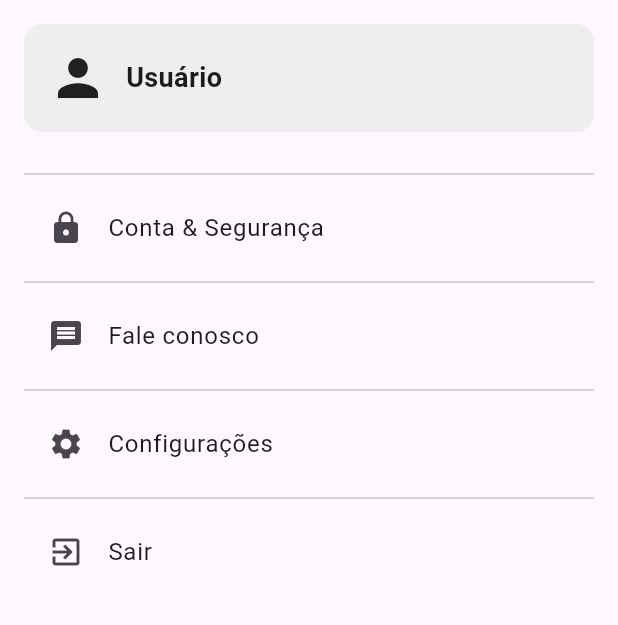
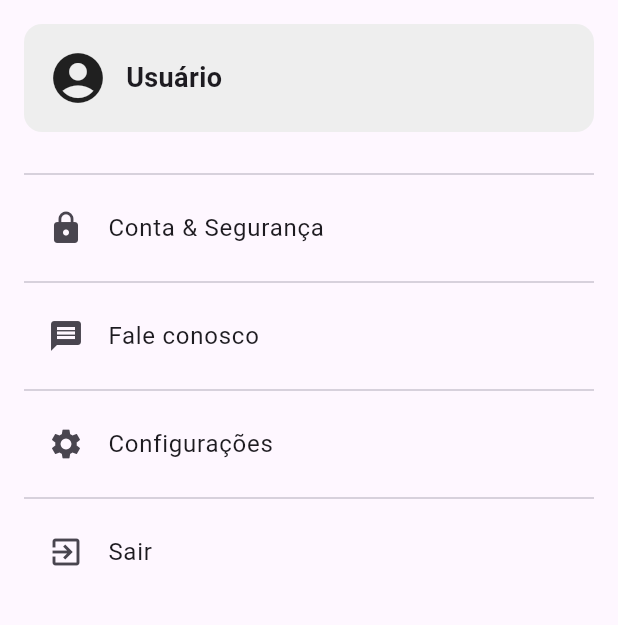
Before and after one commit to NicollasSilvaG/projeto_pizza_moblie, a Flutter app: the MinhaContaScreen screen opened by its route, on a phone screen of 412 x 824 dp, the part 180-805 px from its top. Run offline on Flutter 3.47's test engine with Material 3 defaults, Android fonts, the phone set to English and light mode, and no system bars; our stand-ins replace cached_network_image, flutter_secure_storage, mask_text_input_formatter; accounts and stored records are empty.

Commit message:
Pequenas Alterações em Estrutura

```diff
--- a/lib/screens/MinhaConta/minha_conta.dart
+++ b/lib/screens/MinhaConta/minha_conta.dart
@@ -40,7 +40,7 @@ class MinhaContaScreen extends StatelessWidget {
             ),
             child: Row(
               children: [
-                const Icon(Icons.person, size: 40),
+                const Icon(Icons.account_circle, size: 40),
                 const SizedBox(width: 12),
                 Text(
                   nomeUsuario,
```
Also changed, not shown: lib/screens/Cupom/cupons.dart (+0 -16 lines).
